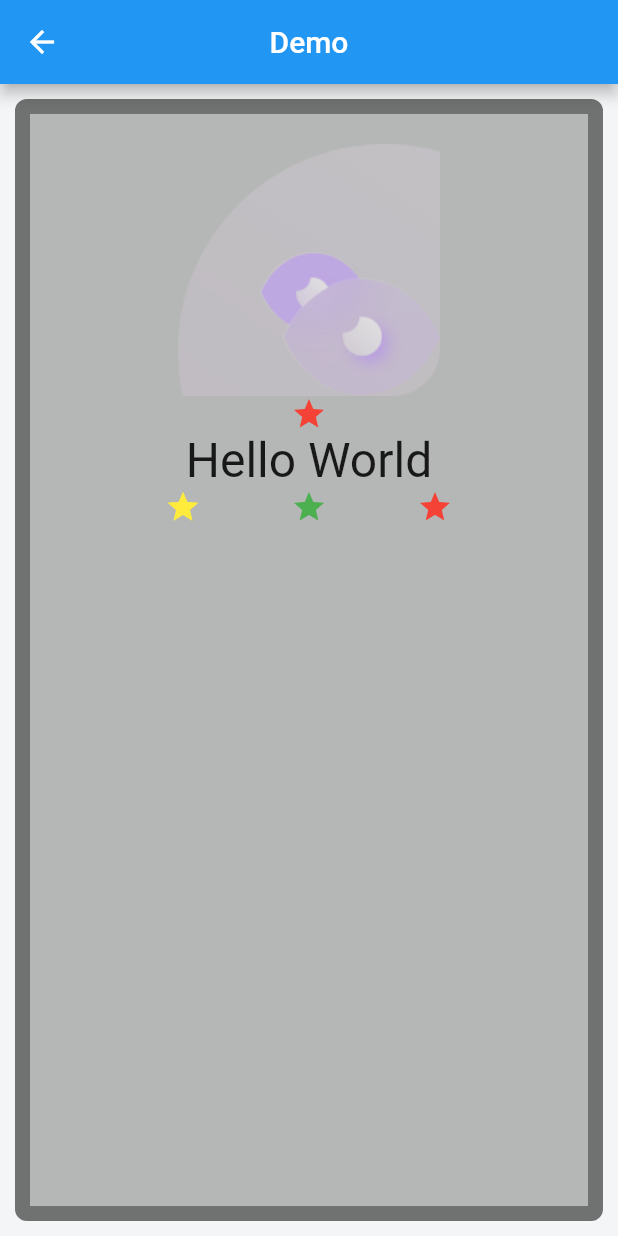
After one commit to hyy984750073/fat_cat, a Flutter app: the screen it shows after launch, after a tap on "去Demo页面查看", on a phone screen of 412 x 824 dp. The commit adds this screen. Run offline on Flutter 3.47's test engine with Material 2 defaults, Android fonts, the light colour scheme and no system bars.

Commit message:
收集更多widget的编写方式

```diff
--- /dev/null
+++ b/lib/demo/widgets.dart
@@ -0,0 +1,65 @@
+import 'package:flutter/material.dart';
+
+class WidgetsDemoPage extends StatelessWidget {
+  const WidgetsDemoPage({super.key});
+
+  @override
+  Widget build(BuildContext context) {
+    return Scaffold(
+        extendBody: true,
+        backgroundColor: const Color(0xfff4f5f6),
+        appBar: AppBar(
+          centerTitle: true,
+          title: const Text('Demo'),
+        ),
+        body: Container(
+          width: double.infinity,
+          padding: const EdgeInsets.fromLTRB(30, 20, 30, 20),
+          margin: const EdgeInsets.all(10),
+          decoration: BoxDecoration(
+            color: Colors.black26,
+            border: Border.all(width: 10, color: Colors.black38),
+            borderRadius: const BorderRadius.all(Radius.circular(8)),
+          ),
+          child: Column(
+              mainAxisAlignment: MainAxisAlignment.start, // 主轴对齐方式
+              children: [
+                Image.asset(
+                  'assets/images/eye.png',
+                  fit: BoxFit.none,
+                ),
+                Icon(
+                  Icons.star,
+                  color: Colors.red[500],
+                ),
+                const Center(
+                  child: Text(
+                    'Hello World',
+                    textDirection: TextDirection.ltr,
+                    style: TextStyle(
+                      fontSize: 32,
+                      color: Colors.black87,
+                    ),
+                  ),
+                ),
+                Row(
+                  mainAxisAlignment: MainAxisAlignment.spaceEvenly,
+                  children: const [
+                     Icon(
+                      Icons.star,
+                      color: Colors.yellow,
+                    ),
+                    Icon(
+                      Icons.star,
+                      color: Colors.green,
+                    ),
+                    Icon(
+                      Icons.star,
+                      color: Colors.red,
+                    ),
+                  ],
+                ),
+              ]),
+        ));
+  }
+}
--- a/lib/main.dart
+++ b/lib/main.dart
@@ -11,7 +11,7 @@ class MyApp extends StatelessWidget {
   @override
   Widget build(BuildContext context) {
     return MaterialApp(
-      title: 'Flutter Demo',
+      title: '大聪明',
       theme: ThemeData(
         primarySwatch: Colors.blue
       ),
--- a/lib/pages/home.dart
+++ b/lib/pages/home.dart
@@ -24,24 +24,25 @@ class HomePage extends StatelessWidget {
               color: Colors.white,
             ),
             child: Column(
-              children: [
-                Image.asset('assets/images/banner.png')
-              ],
+              children: [Image.asset('assets/images/banner.png')],
             ),
           ),
-          const Text(
-            '\t  服务保障', // 文本缩进
-            style: TextStyle(
-              fontSize: 17,
-              height: 2.0,
-              color: Color(0xff333333),
-            )
-          ),
+          const Text('\t  服务保障', // 文本缩进
+              style: TextStyle(
+                fontSize: 17,
+                height: 2.0,
+                color: Color(0xff333333),
+              )),
           TextButton(
               onPressed: () {
                 Navigator.pushNamed(context, '/login');
               },
               child: const Text('去登录')),
+          TextButton(
+              onPressed: () {
+                Navigator.pushNamed(context, '/widgets');
+              },
+              child: const Text('去Demo页面查看')),
         ],
       ),
     );
--- a/lib/routes.dart
+++ b/lib/routes.dart
@@ -7,6 +7,7 @@ import 'package:flutter/material.dart';
 import './user/login.dart';
 import './user/register.dart';
 import './tabs/tabs.dart';
+import './demo/widgets.dart';
 
 // Map<String, Widget Function(BuildContext)> routes = {
 //   "/": (context) => HomePage(),
@@ -19,6 +20,7 @@ Map routes = {
   '/tabs': (context) => const TabsView(),
   '/login': (context) => const Login(),
   '/register': (context, {arguments}) => Register(arguments: arguments),
+  '/widgets': (context) => const WidgetsDemoPage(),
 };
 
 // 固定写法
```
